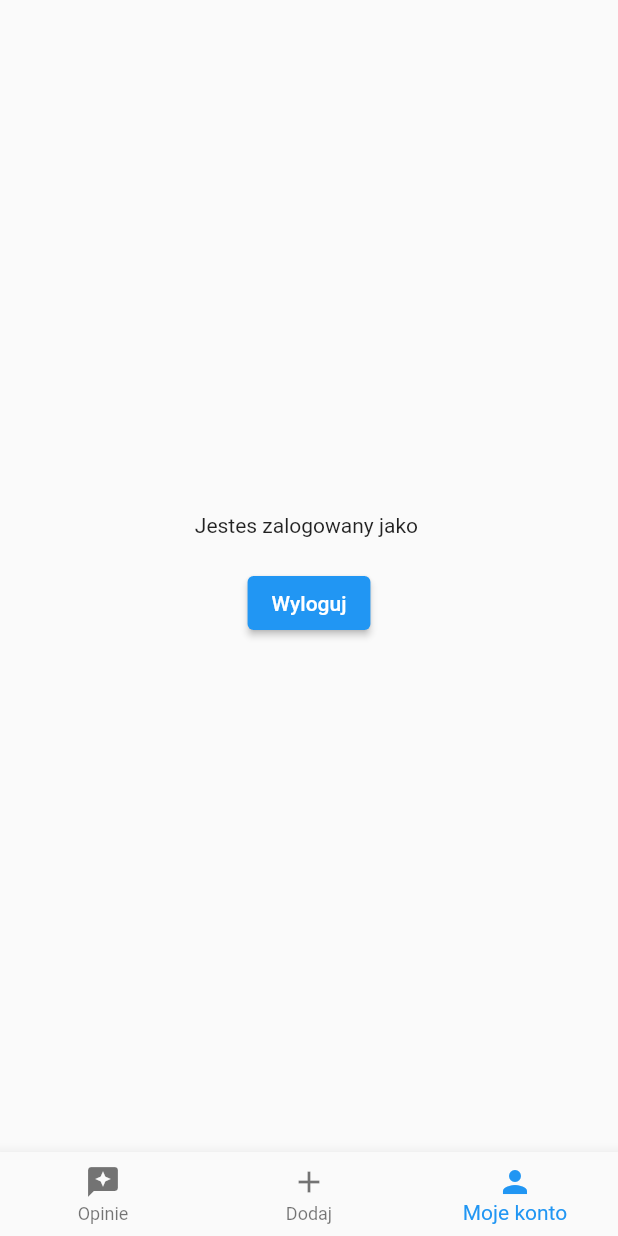
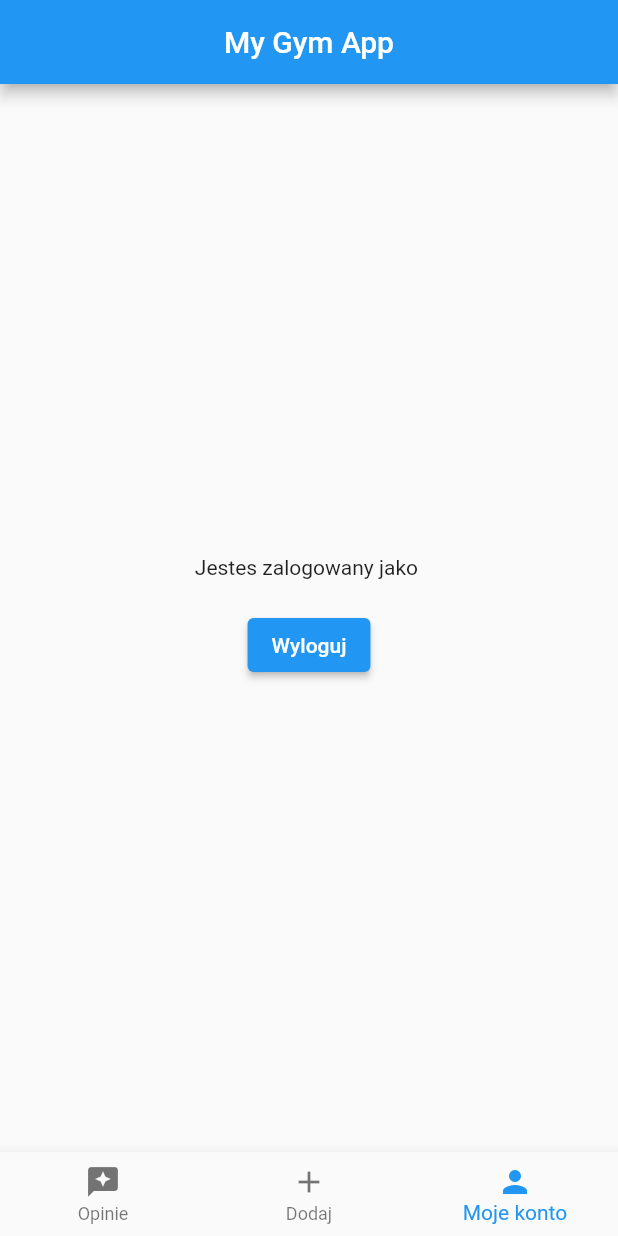
Before and after one commit to sebastiangirsza/my_gym_app, a Flutter app: the screen it shows once a user with an empty profile is signed in, item 3 of the bottom bar chosen, after a tap on "Wyloguj", on a phone screen of 412 x 824 dp. Run offline on Flutter 3.47's test engine with Material 2 defaults, Android fonts, the phone set to English and light mode, and no system bars; our stand-ins replace cloud_firestore, firebase_auth, firebase_core; accounts and stored records are empty.

Commit message:
Add data from FirebaseFirestore

```diff
--- a/lib/app/home/home_page.dart
+++ b/lib/app/home/home_page.dart
@@ -1,3 +1,4 @@
+import 'package:cloud_firestore/cloud_firestore.dart';
 import 'package:firebase_auth/firebase_auth.dart';
 import 'package:flutter/material.dart';
 
@@ -19,32 +20,18 @@ class _HomePageState extends State<HomePage> {
   @override
   Widget build(BuildContext context) {
     return Scaffold(
+      appBar: AppBar(
+        centerTitle: true,
+        title: const Text('My Gym App'),
+      ),
       body: Builder(builder: (context) {
         if (currentIndex == 0) {
-          return Center(
-            child: Text('Jeden'),
-          );
+          return const ProgressPageContent();
         }
         if (currentIndex == 1) {
-          return Center(
-            child: Text('Dwa'),
-          );
+          return const AddExercisesPageContent();
         }
-        return Center(
-          child: Column(
-            mainAxisAlignment: MainAxisAlignment.center,
-            children: [
-              Text('Jestes zalogowany jako ${widget.user.email}'),
-              const SizedBox(height: 20),
-              ElevatedButton(
-                onPressed: () {
-                  FirebaseAuth.instance.signOut();
-                },
-                child: const Text('Wyloguj'),
-              ),
-            ],
-          ),
-        );
+        return MyAcountPageContent(email: widget.user.email);
       }),
       bottomNavigationBar: BottomNavigationBar(
         currentIndex: currentIndex,
@@ -71,3 +58,90 @@ class _HomePageState extends State<HomePage> {
     );
   }
 }
+
+class MyAcountPageContent extends StatelessWidget {
+  const MyAcountPageContent({
+    Key? key,
+    required this.email,
+  }) : super(key: key);
+
+  final String? email;
+
+  @override
+  Widget build(BuildContext context) {
+    return Center(
+      child: Column(
+        mainAxisAlignment: MainAxisAlignment.center,
+        children: [
+          Text('Jestes zalogowany jako $email'),
+          const SizedBox(height: 20),
+          ElevatedButton(
+            onPressed: () {
+              FirebaseAuth.instance.signOut();
+            },
+            child: const Text('Wyloguj'),
+          ),
+        ],
+      ),
+    );
+  }
+}
+
+class AddExercisesPageContent extends StatelessWidget {
+  const AddExercisesPageContent({
+    Key? key,
+  }) : super(key: key);
+
+  @override
+  Widget build(BuildContext context) {
+    return const Center(
+      child: Text('Dwa'),
+    );
+  }
+}
+
+class ProgressPageContent extends StatelessWidget {
+  const ProgressPageContent({
+    Key? key,
+  }) : super(key: key);
+
+  @override
+  Widget build(BuildContext context) {
+    return StreamBuilder<QuerySnapshot<Map<String, dynamic>>>(
+        stream: FirebaseFirestore.instance.collection('gym').snapshots(),
+        builder: (context, snapshot) {
+          if (snapshot.hasError) {
+            return const Center(child: Text('Coś poszło nie tak'));
+          }
+          if (snapshot.connectionState == ConnectionState.waiting) {
+            return const Center(child: Text('Trwa ładowanie'));
+          }
+
+          final documents = snapshot.data!.docs;
+
+          return ListView(
+            children: [
+              for (final document in documents) ...[
+                Padding(
+                  padding: const EdgeInsets.all(20.0),
+                  child: Column(
+                    crossAxisAlignment: CrossAxisAlignment.start,
+                    children: [
+                      Text(document['day']),
+                      Text(document['body_part']),
+                      Row(
+                        mainAxisAlignment: MainAxisAlignment.spaceBetween,
+                        children: [
+                          Text(document['exercises']),
+                          Text(document['number_of_series'].toString()),
+                        ],
+                      ),
+                    ],
+                  ),
+                ),
+              ],
+            ],
+          );
+        });
+  }
+}
--- a/pubspec.yaml
+++ b/pubspec.yaml
@@ -36,6 +36,7 @@ dependencies:
   cupertino_icons: ^1.0.2
   firebase_core: ^1.20.1
   firebase_auth: ^3.6.3
+  cloud_firestore: ^3.4.4
 
 dev_dependencies:
   flutter_test:
```
Also changed, not shown: pubspec.lock, 1 other file.
